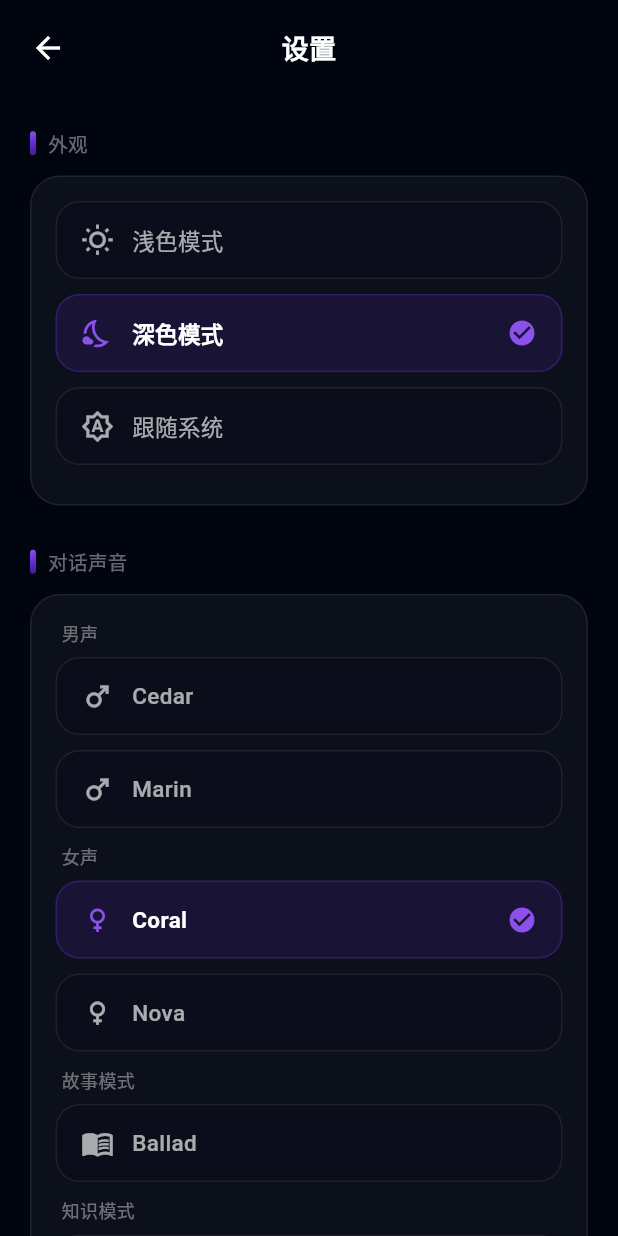
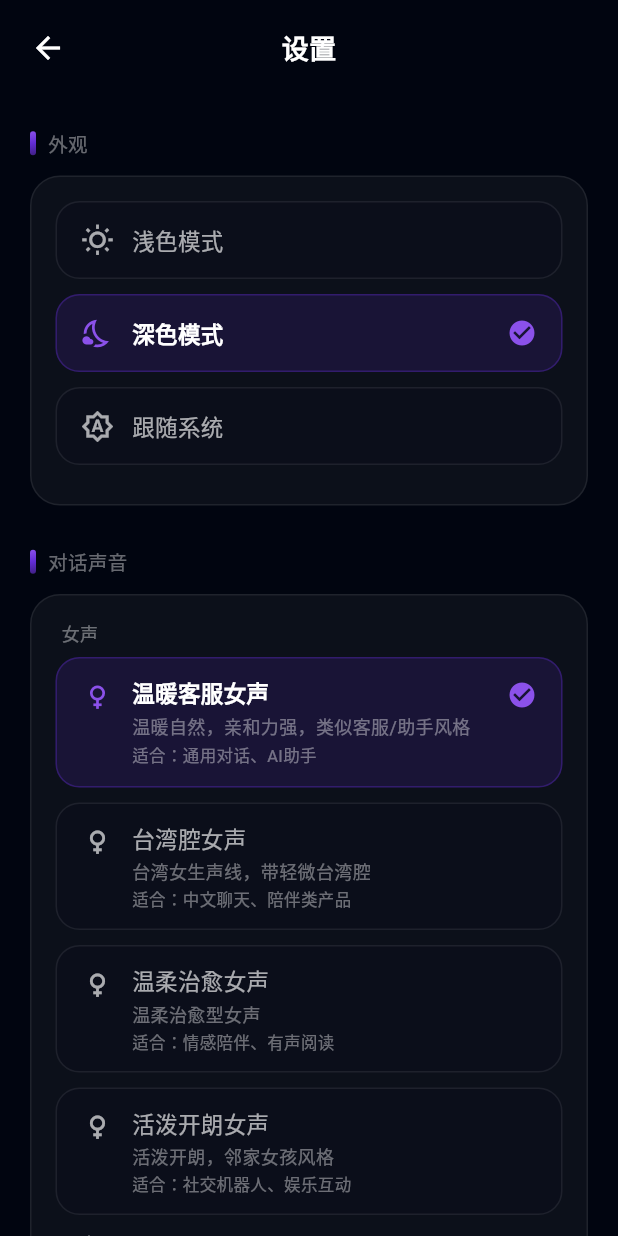
Before and after one commit to dejakjddgj2333-lab/bdx, a Flutter app: the SettingsPage screen opened by its route, on a phone screen of 412 x 824 dp. Run offline on Flutter 3.47's test engine with Material 3 defaults, Android fonts, the phone set to English and light mode, and no system bars; our stand-ins replace cached_network_image, dio, equatable, flutter_bloc, flutter_image_compress, flutter_markdown and 9 more; missing offline and left inert: audio_session, dart:html, record, record_platform_interface; accounts and stored records are empty.

Commit message:
feat: 更新语音通话音色列表，选择名称使用中文
- 音色选项更新为：温暖客服女声(Tina)、台湾腔女声(Cindy)、
  温柔治愈女声(Liora Mira)、活泼开朗女声(Sunnybobi)、清晰稳重男声(Raymond)
- 设置页显示中文名称、音色特点及适合场景
- 后端 voice 参数保持原英文值

Co-Authored-By: Claude Opus 4.8 (1M context) <noreply@anthropic.com>

```diff
--- a/lib/core/constants/conversation_voice.dart
+++ b/lib/core/constants/conversation_voice.dart
@@ -2,57 +2,81 @@ import 'package:flutter/material.dart';
 
 /// 语音通话对话声音
 enum ConversationVoice {
-  /// 男声 - Cedar
-  cedar,
+  /// 温暖客服女声 - Tina
+  tina,
 
-  /// 男声 - Marin
-  marin,
+  /// 台湾腔女声 - Cindy
+  cindy,
 
-  /// 女声 - Coral
-  coral,
+  /// 温柔治愈女声 - Liora Mira
+  lioraMira,
 
-  /// 女声 - Nova
-  nova,
+  /// 活泼开朗女声 - Sunnybobi
+  sunnybobi,
 
-  /// 故事模式 - Ballad
-  ballad,
-
-  /// 知识模式 - Sage
-  sage,
+  /// 清晰稳重男声 - Raymond
+  raymond,
 }
 
 extension ConversationVoiceX on ConversationVoice {
-  /// 显示名称
+  /// 中文显示名称
   String get displayName {
     switch (this) {
-      case ConversationVoice.cedar:
-        return 'Cedar';
-      case ConversationVoice.marin:
-        return 'Marin';
-      case ConversationVoice.coral:
-        return 'Coral';
-      case ConversationVoice.nova:
-        return 'Nova';
-      case ConversationVoice.ballad:
-        return 'Ballad';
-      case ConversationVoice.sage:
-        return 'Sage';
+      case ConversationVoice.tina:
+        return '温暖客服女声';
+      case ConversationVoice.cindy:
+        return '台湾腔女声';
+      case ConversationVoice.lioraMira:
+        return '温柔治愈女声';
+      case ConversationVoice.sunnybobi:
+        return '活泼开朗女声';
+      case ConversationVoice.raymond:
+        return '清晰稳重男声';
     }
   }
 
-  /// 分类标签
+  /// 音色特点
+  String get description {
+    switch (this) {
+      case ConversationVoice.tina:
+        return '温暖自然，亲和力强，类似客服/助手风格';
+      case ConversationVoice.cindy:
+        return '台湾女生声线，带轻微台湾腔';
+      case ConversationVoice.lioraMira:
+        return '温柔治愈型女声';
+      case ConversationVoice.sunnybobi:
+        return '活泼开朗，邻家女孩风格';
+      case ConversationVoice.raymond:
+        return '清晰稳重男声';
+    }
+  }
+
+  /// 适合场景
+  String get scenario {
+    switch (this) {
+      case ConversationVoice.tina:
+        return '通用对话、AI助手';
+      case ConversationVoice.cindy:
+        return '中文聊天、陪伴类产品';
+      case ConversationVoice.lioraMira:
+        return '情感陪伴、有声阅读';
+      case ConversationVoice.sunnybobi:
+        return '社交机器人、娱乐互动';
+      case ConversationVoice.raymond:
+        return '客服、播报、助手类应用';
+    }
+  }
+
+  /// 分类：男声/女声
   String get category {
     switch (this) {
-      case ConversationVoice.cedar:
-      case ConversationVoice.marin:
+      case ConversationVoice.raymond:
         return '男声';
-      case ConversationVoice.coral:
-      case ConversationVoice.nova:
+      case ConversationVoice.tina:
+      case ConversationVoice.cindy:
+      case ConversationVoice.lioraMira:
+      case ConversationVoice.sunnybobi:
         return '女声';
-      case ConversationVoice.ballad:
-        return '故事模式';
-      case ConversationVoice.sage:
-        return '知识模式';
     }
   }
 
@@ -62,34 +86,46 @@ extension ConversationVoiceX on ConversationVoice {
       case '男声':
         return Icons.male;
       case '女声':
+      default:
         return Icons.female;
-      case '故事模式':
-        return Icons.menu_book;
-      case '知识模式':
-      default:
-        return Icons.psychology;
     }
   }
 
-  /// 发送给后端/OpenAI 的 voice 字段值
-  String get serverValue => name;
+  /// 发送给后端的 voice 字段值（必须与后端参数完全一致）
+  String get serverValue {
+    switch (this) {
+      case ConversationVoice.tina:
+        return 'Tina';
+      case ConversationVoice.cindy:
+        return 'Cindy';
+      case ConversationVoice.lioraMira:
+        return 'Liora Mira';
+      case ConversationVoice.sunnybobi:
+        return 'Sunnybobi';
+      case ConversationVoice.raymond:
+        return 'Raymond';
+    }
+  }
 
   static ConversationVoice fromString(String? value) {
     switch (value) {
-      case 'cedar':
-        return ConversationVoice.cedar;
-      case 'marin':
-        return ConversationVoice.marin;
-      case 'coral':
-        return ConversationVoice.coral;
-      case 'nova':
-        return ConversationVoice.nova;
-      case 'ballad':
-        return ConversationVoice.ballad;
-      case 'sage':
-        return ConversationVoice.sage;
+      case 'tina':
+      case 'Tina':
+        return ConversationVoice.tina;
+      case 'cindy':
+      case 'Cindy':
+        return ConversationVoice.cindy;
+      case 'lioraMira':
+      case 'Liora Mira':
+        return ConversationVoice.lioraMira;
+      case 'sunnybobi':
+      case 'Sunnybobi':
+        return ConversationVoice.sunnybobi;
+      case 'raymond':
+      case 'Raymond':
+        return ConversationVoice.raymond;
       default:
-        return ConversationVoice.coral;
+        return ConversationVoice.tina;
     }
   }
 }
--- a/lib/presentation/blocs/voice/voice_state.dart
+++ b/lib/presentation/blocs/voice/voice_state.dart
@@ -4,7 +4,7 @@ import '../../../core/constants/conversation_voice.dart';
 class VoiceState extends Equatable {
   final ConversationVoice voice;
 
-  const VoiceState({this.voice = ConversationVoice.coral});
+  const VoiceState({this.voice = ConversationVoice.tina});
 
   VoiceState copyWith({ConversationVoice? voice}) {
     return VoiceState(voice: voice ?? this.voice);
--- a/lib/presentation/pages/settings/settings_page.dart
+++ b/lib/presentation/pages/settings/settings_page.dart
@@ -225,7 +225,7 @@ class SettingsPage extends StatelessWidget {
     return GestureDetector(
       onTap: onTap,
       child: Container(
-        padding: const EdgeInsets.symmetric(horizontal: 16, vertical: 14),
+        padding: const EdgeInsets.symmetric(horizontal: 16, vertical: 12),
         decoration: BoxDecoration(
           color: isSelected
               ? AppColors.primary.withOpacity(0.15)
@@ -236,13 +236,21 @@ class SettingsPage extends StatelessWidget {
           ),
         ),
         child: Row(
+          crossAxisAlignment: CrossAxisAlignment.start,
           children: [
-            Icon(
+            Padding(
+              padding: const EdgeInsets.only(top: 2),
+              child: Icon(
                 voice.categoryIcon,
                 color: isSelected ? AppColors.primaryLight : colors.textSecondary,
                 size: 22,
               ),
+            ),
             const SizedBox(width: 12),
+            Expanded(
+              child: Column(
+                crossAxisAlignment: CrossAxisAlignment.start,
+                children: [
                   Text(
                     voice.displayName,
                     style: TextStyle(
@@ -251,12 +259,36 @@ class SettingsPage extends StatelessWidget {
                       fontWeight: isSelected ? FontWeight.w600 : FontWeight.w500,
                     ),
                   ),
-            const Spacer(),
+                  const SizedBox(height: 4),
+                  Text(
+                    voice.description,
+                    style: TextStyle(
+                      color: colors.textTertiary,
+                      fontSize: 12,
+                      height: 1.4,
+                    ),
+                  ),
+                  const SizedBox(height: 2),
+                  Text(
+                    '适合：${voice.scenario}',
+                    style: TextStyle(
+                      color: colors.textTertiary,
+                      fontSize: 11,
+                      height: 1.4,
+                    ),
+                  ),
+                ],
+              ),
+            ),
+            const SizedBox(width: 8),
             if (isSelected)
-              Icon(
+              Padding(
+                padding: const EdgeInsets.only(top: 2),
+                child: Icon(
                   Icons.check_circle,
                   color: AppColors.primaryLight,
                   size: 20,
+                ),
               ),
           ],
         ),
```
Lines whose indentation alone changed are shown as unchanged.
